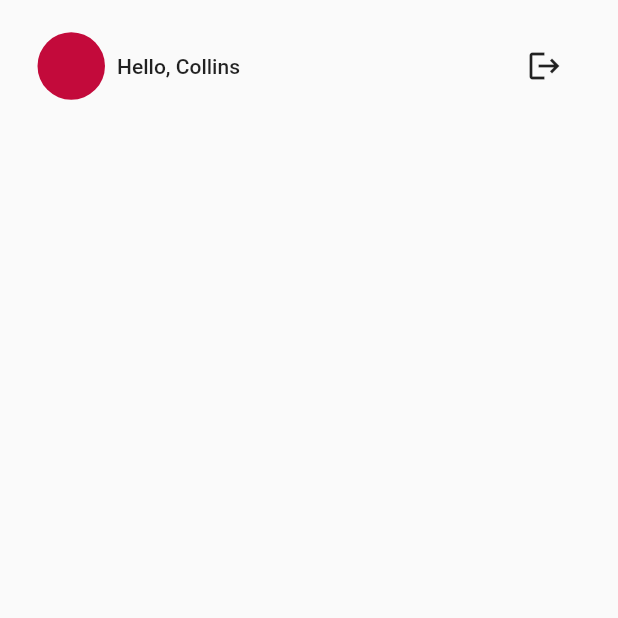
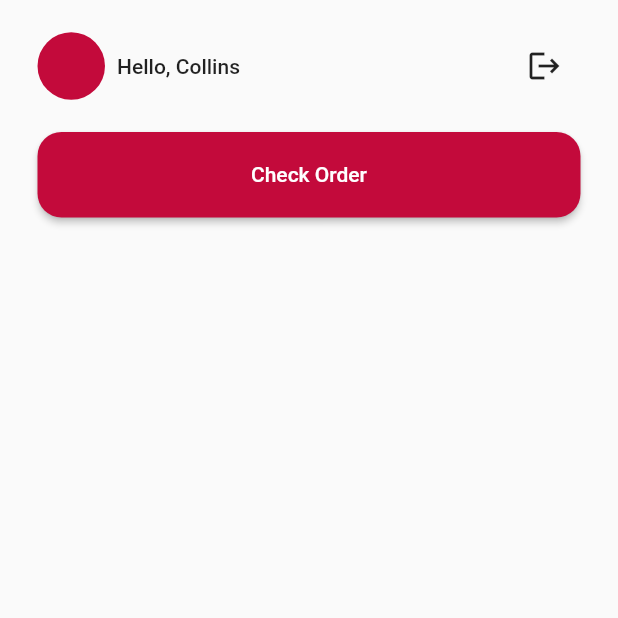
Before and after one commit to Collins-01/Eden-Assessment-, a Flutter app: the HomeView screen opened by its route, on a phone screen of 412 x 824 dp, the top half of it. Run offline on Flutter 3.47's test engine with Material 2 defaults, Android fonts, the phone set to English and light mode, and no system bars; our stand-ins replace firebase_core, flutter_riverpod, freezed_annotation, google_fonts, rxdart; accounts and stored records are empty.

Commit message:
Added methods to order module

```diff
--- a/lib/core/models/data_models/data_models.dart
+++ b/lib/core/models/data_models/data_models.dart
@@ -1,3 +1,4 @@
 export './order_model.dart';
 export './user_model.dart';
 export './order_item_model.dart';
+export './order_status_model.dart';
--- a/lib/presentation/views/home_view.dart
+++ b/lib/presentation/views/home_view.dart
@@ -1,4 +1,5 @@
 import 'package:eden_demo/presentation/widgets/widgets.dart';
+import 'package:eden_demo/router/router.dart';
 import 'package:eden_demo/utils/app_colors.dart';
 import 'package:eden_demo/utils/sizing_config.dart';
 import 'package:flutter/material.dart';
@@ -44,6 +45,14 @@ class _HomeViewState extends ConsumerState<HomeView> {
                     icon: const Icon(Icons.logout),
                   )
                 ],
+              ),
+              Gap.h20,
+              AppButtonLong(
+                title: "Check Order",
+                onClick: () {
+                  print("Heyy");
+                  NavigationService.instance.navigateTo(RoutePaths.ordersView);
+                },
               )
             ],
           ),
--- a/lib/presentation/widgets/app_button.dart
+++ b/lib/presentation/widgets/app_button.dart
@@ -29,7 +29,10 @@ class AppButtonLong extends StatelessWidget {
           ),
           child: Text(
             title,
-            style: Theme.of(context).textTheme.bodyLarge,
+            style: Theme.of(context)
+                .textTheme
+                .bodyLarge
+                ?.copyWith(color: Colors.white),
           )),
     );
   }
--- a/lib/router/app_router.dart
+++ b/lib/router/app_router.dart
@@ -1,3 +1,5 @@
+import 'package:eden_demo/core/models/models.dart';
+import 'package:eden_demo/presentation/views/orders_view.dart';
 import 'package:eden_demo/presentation/views/views.dart';
 import 'package:eden_demo/router/router.dart';
 import 'package:flutter/material.dart';
@@ -33,6 +35,18 @@ class AppRouter {
         return _getPageRoute(settings: settings, viewToShow: const AuthView());
       case (RoutePaths.homeView):
         return _getPageRoute(settings: settings, viewToShow: const HomeView());
+      case (RoutePaths.ordersView):
+        return _getPageRoute(
+            settings: settings, viewToShow: const OrdersView());
+
+      case (RoutePaths.orderInfoView):
+        final order = routeArgs as OrderModel;
+
+        return _getPageRoute(
+            settings: settings,
+            viewToShow: OrderInfoView(
+              orderModel: order,
+            ));
       default:
         return _getPageRoute(
           settings: settings,
--- a/lib/router/route_paths.dart
+++ b/lib/router/route_paths.dart
@@ -3,4 +3,5 @@ class RoutePaths {
   static const String authView = "/auth_view";
   static const String homeView = "/home_view";
   static const String orderInfoView = "/order_info_view";
+  static const String ordersView = "/orders_view";
 }
--- a/pubspec.yaml
+++ b/pubspec.yaml
@@ -15,6 +15,7 @@ dependencies:
   freezed_annotation: ^2.4.1
   google_fonts: ^6.1.0
   google_sign_in: ^6.1.6
+  rxdart: ^0.27.7
 
 dev_dependencies:
   flutter_test:
```
Also changed, not shown: lib/core/data/remote/order/order_interface.dart (+13 -0 lines), lib/core/data/remote/order/order_service.dart (+16 -0 lines), lib/core/models/data_models/order_model.dart (+9 -21 lines), lib/core/models/data_models/order_status_model.dart (added, +68 -0 lines), lib/presentation/views/order_info_view.dart (+27 -0 lines), lib/presentation/views/orders_view.dart (added, +37 -0 lines), pubspec.lock.
